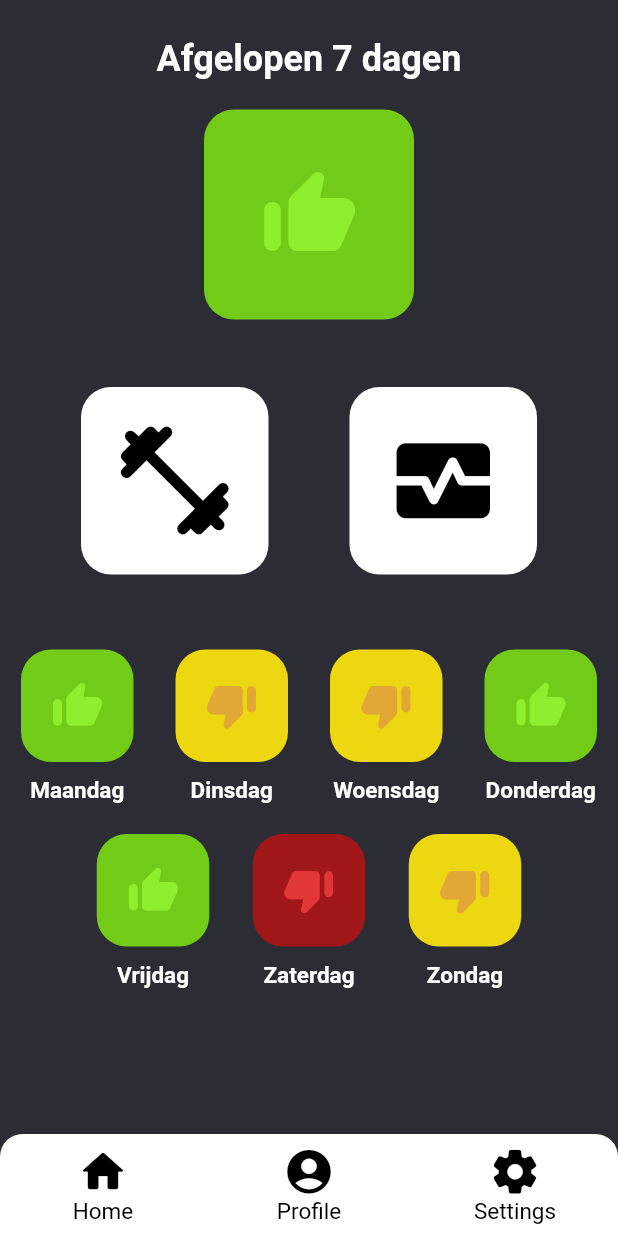
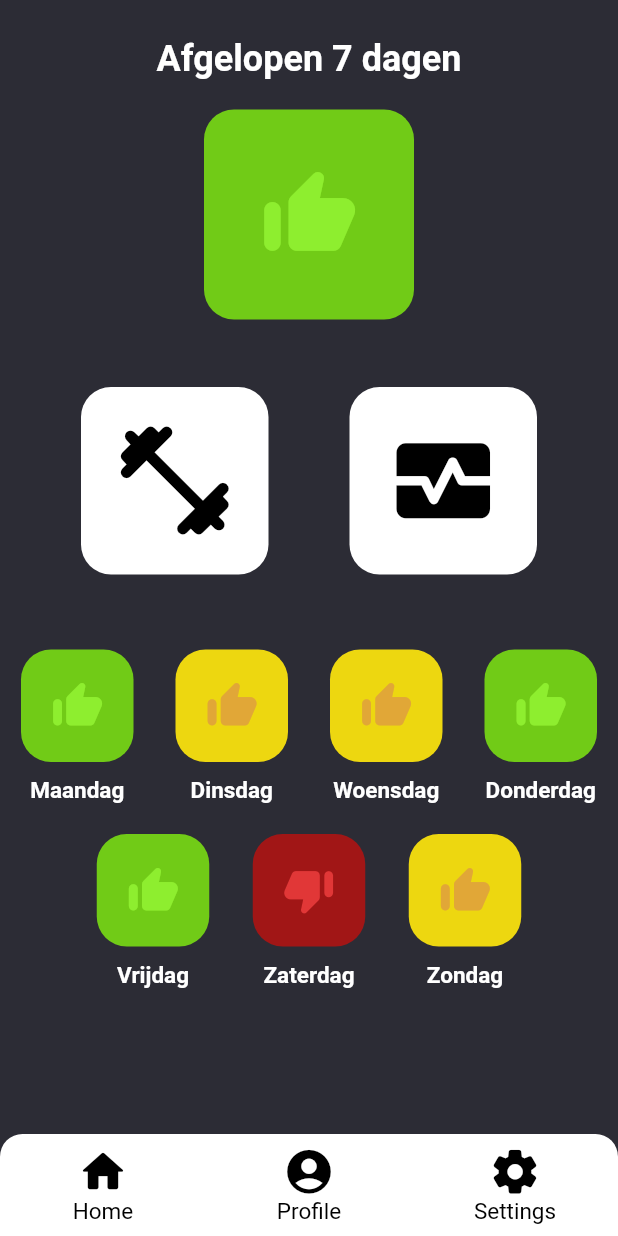
Before and after one commit to DwarfNinja/buddy-watch-app, a Flutter app: the screen it shows once a user with an empty profile is signed in, on a phone screen of 412 x 824 dp. Run offline on Flutter 3.47's test engine with Material 2 defaults, Android fonts, the phone set to English and light mode, and no system bars; our stand-ins replace supabase_flutter; missing offline and left inert: flutter_rating_native; accounts and stored records are empty; network calls fail.

Commit message:
Feat: change elevated status to thumbs up

```diff
--- a/lib/widgets/thumb_indicator.dart
+++ b/lib/widgets/thumb_indicator.dart
@@ -44,7 +44,7 @@ class ThumbIndicator extends StatelessWidget {
               }()),
               borderRadius: const BorderRadius.all(Radius.circular(20))),
           child: Icon(
-            indication == Indication.low ? Icons.thumb_up_rounded : Icons.thumb_down_rounded,
+            indication == Indication.low || indication == Indication.elevated ? Icons.thumb_up_rounded : Icons.thumb_down_rounded,
             color: (() {
               switch(indication) {
                 case Indication.low:
```
